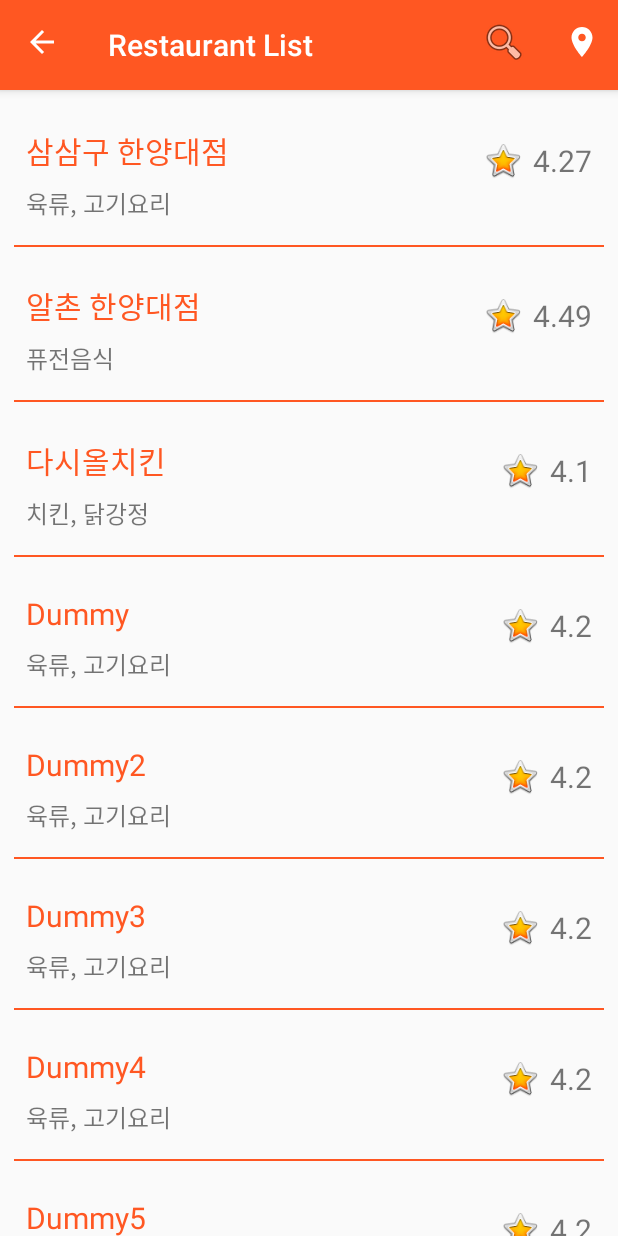
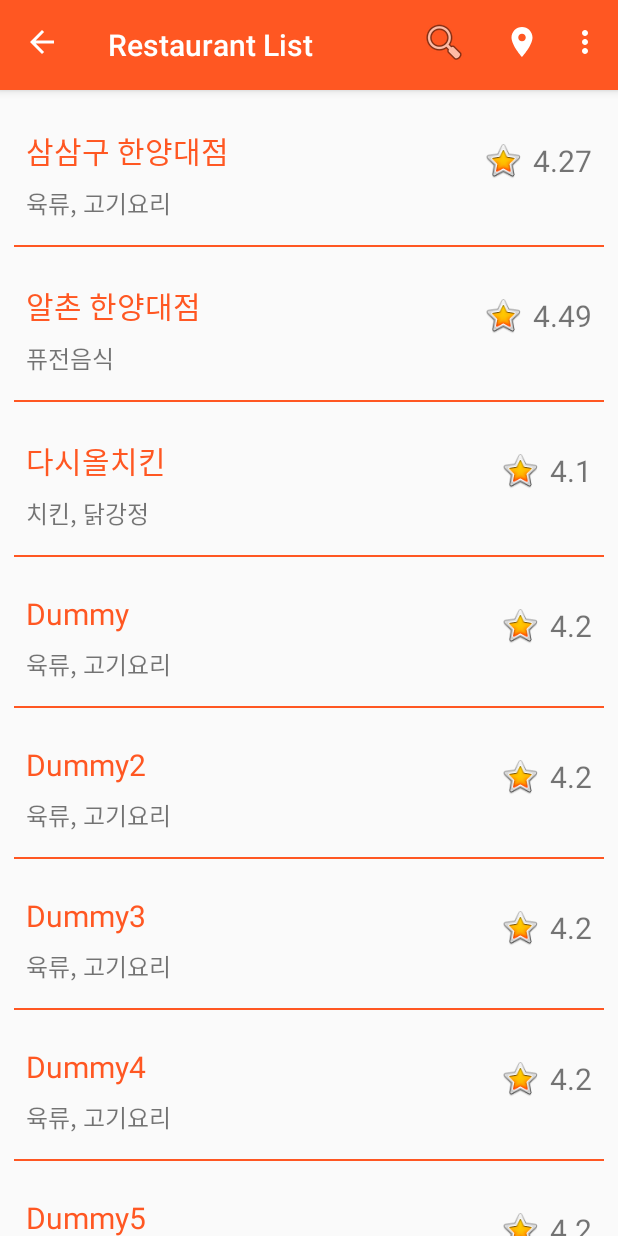
Before and after one commit to bapplusplus/bapplusplus, an Android app: the screen it shows after launch (RestaurantList), after a tap on "LIST", on a phone screen of 412 x 824 dp. Run offline under Robolectric (Android 15) with nearby library versions, the phone set to English and light mode, and no system bars.

Commit message:
kmslab 201011 minor update

```diff
--- a/app/src/main/java/com/example/bapplusplus/MainActivity.kt
+++ b/app/src/main/java/com/example/bapplusplus/MainActivity.kt
@@ -10,7 +10,7 @@ import kotlinx.android.synthetic.main.activity_main.*
 class MainActivity : AppCompatActivity() {
     val infoList: ArrayList<RestInfoTemp> = arrayListOf(
         RestInfoTemp("삼삼구 한양대점", 4.27, "육류, 고기요리", "매일 11:00 - 22:00", 37.5594683,127.0382745,
-            "0507-1473-3394","서울 성동구 마조로 17 1층 삼삼구", null)
+            "서울 성동구 마조로 17 1층 삼삼구","0507-1473-3394", null)
     )
 
 
--- a/app/src/main/java/com/example/bapplusplus/RestaurantList.kt
+++ b/app/src/main/java/com/example/bapplusplus/RestaurantList.kt
@@ -16,27 +16,25 @@ class RestaurantList : AppCompatActivity() {
 
     val restList: ArrayList<RestInfoTemp> = arrayListOf(
         RestInfoTemp("삼삼구 한양대점", 4.27, "육류, 고기요리", "매일 11:00 - 22:00", 37.559248, 127.040840,
-            "0507-1473-3394","서울 성동구 마조로 17 1층 삼삼구", null),
+            "서울 성동구 마조로 17 1층 삼삼구","0507-1473-3394", null),
         RestInfoTemp("알촌 한양대점", 4.49, "퓨전음식", "매일 09:00 - 21:00", 37.558542, 127.040173,
-            "02-2292-8885","서울 성동구 마조로3길 6", null),
+            "서울 성동구 마조로3길 6","02-2292-8885", null),
         RestInfoTemp("다시올치킨", 4.1, "치킨, 닭강정", "매일 07:00 - 22:00\n일요일 휴무", 37.5604271,127.0445195,
-            "02-2293-8979","서울 성동구 사근동8길 8", null),
+            "서울 성동구 사근동8길 8","02-2293-8979", null),
         RestInfoTemp("Dummy", 4.20, "육류, 고기요리", "매일 11:00 - 22:00", 37.5594700,127.0382752,
-            "0507-1473-3394","서울 성동구 마조로 17 1층 삼삼구", null),
+            "서울 성동구 마조로 17 1층 삼삼구", "0507-1473-3394", null),
         RestInfoTemp("Dummy2", 4.20, "육류, 고기요리", "매일 11:00 - 22:00", 37.5594700,127.0382752,
-            "0507-1473-3394","서울 성동구 마조로 17 1층 삼삼구", null),
+            "서울 성동구 마조로 17 1층 삼삼구", "0507-1473-3394", null),
         RestInfoTemp("Dummy3", 4.20, "육류, 고기요리", "매일 11:00 - 22:00", 37.5594700,127.0382752,
-            "0507-1473-3394","서울 성동구 마조로 17 1층 삼삼구", null),
+            "서울 성동구 마조로 17 1층 삼삼구", "0507-1473-3394", null),
         RestInfoTemp("Dummy4", 4.20, "육류, 고기요리", "매일 11:00 - 22:00", 37.5594700,127.0382752,
-            "0507-1473-3394","서울 성동구 마조로 17 1층 삼삼구", null),
+            "서울 성동구 마조로 17 1층 삼삼구", "0507-1473-3394", null),
         RestInfoTemp("Dummy5", 4.20, "육류, 고기요리", "매일 11:00 - 22:00", 37.5594700,127.0382752,
-            "0507-1473-3394","서울 성동구 마조로 17 1층 삼삼구", null),
+            "서울 성동구 마조로 17 1층 삼삼구", "0507-1473-3394", null),
         RestInfoTemp("Dummy6", 4.20, "육류, 고기요리", "매일 11:00 - 22:00", 37.5594700,127.0382752,
-            "0507-1473-3394","서울 성동구 마조로 17 1층 삼삼구", null),
+            "서울 성동구 마조로 17 1층 삼삼구", "0507-1473-3394", null),
         RestInfoTemp("Dummy7", 4.20, "육류, 고기요리", "매일 11:00 - 22:00", 37.5594700,127.0382752,
-            "0507-1473-3394","서울 성동구 마조로 17 1층 삼삼구", null),
-        RestInfoTemp("Dummy8", 4.20, "육류, 고기요리", "매일 11:00 - 22:00", 37.5594700,127.0382752,
-            "0507-1473-3394","서울 성동구 마조로 17 1층 삼삼구", null),
+            "서울 성동구 마조로 17 1층 삼삼구", "0507-1473-3394", null)
 
     )
 
@@ -65,13 +63,17 @@ class RestaurantList : AppCompatActivity() {
                 return true
             }
             R.id.ftb_maps ->{
-                Toast.makeText(this, "Menu Test", Toast.LENGTH_SHORT).show()
+                Toast.makeText(this, "OnMap Button Clicked", Toast.LENGTH_SHORT).show()
                 val intent = Intent(this, ShowMapActivity::class.java)
                 intent.putExtra("infoArray", restList)
                 startActivity(intent)
 //                finish()
                 return true
             }
+            R.id.ftb_search->{
+                Toast.makeText(this, "Search Button Clicked", Toast.LENGTH_SHORT).show()
+            }
+
         }
         return super.onOptionsItemSelected(item)
     }
--- a/app/src/main/res/menu/fav_toolbar_menu_file.xml
+++ b/app/src/main/res/menu/fav_toolbar_menu_file.xml
@@ -2,6 +2,7 @@
 <menu xmlns:app="http://schemas.android.com/apk/res-auto"
     xmlns:android="http://schemas.android.com/apk/res/android">
 
+    <item android:title="ftb_others" />
     <item
         android:id="@+id/ftb_search"
         android:icon="@android:drawable/ic_menu_search"
```
Also changed, not shown: app/src/main/java/com/example/bapplusplus/fragment/BnFragment2.kt (+5 -5 lines).
